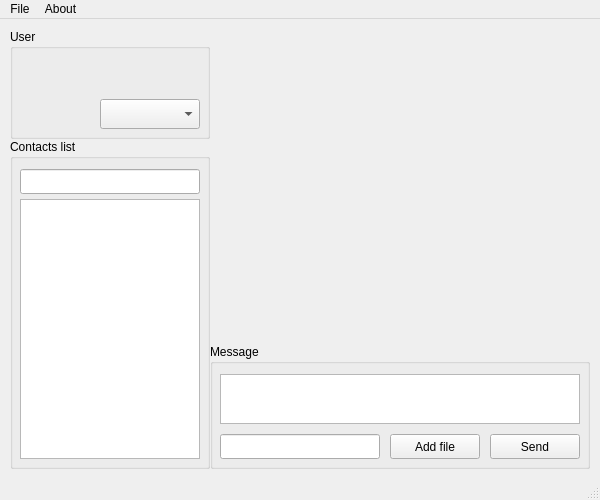
First picture: the form in Client/mainwindow.ui, repository SviatoslavBoichuk/PM_Client, before the edit.
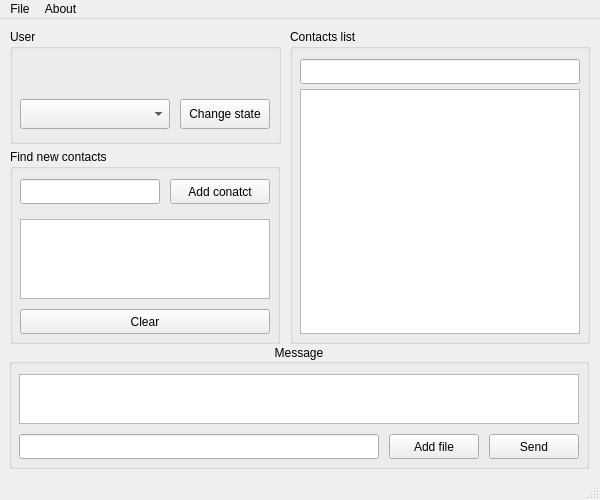
Second picture: the form after the edit.

Diff of the .ui file:
```diff
--- a/Client/mainwindow.ui
+++ b/Client/mainwindow.ui
@@ -17,10 +17,10 @@
    <widget class="QGroupBox" name="groupBox">
     <property name="geometry">
      <rect>
-      <x>10</x>
-      <y>120</y>
-      <width>200</width>
-      <height>330</height>
+      <x>290</x>
+      <y>10</y>
+      <width>300</width>
+      <height>315</height>
      </rect>
     </property>
     <property name="title">
@@ -31,7 +31,7 @@
       <rect>
        <x>10</x>
        <y>30</y>
-       <width>180</width>
+       <width>280</width>
        <height>25</height>
       </rect>
      </property>
@@ -41,8 +41,8 @@
       <rect>
        <x>10</x>
        <y>60</y>
-       <width>180</width>
-       <height>260</height>
+       <width>280</width>
+       <height>245</height>
       </rect>
      </property>
     </widget>
@@ -50,21 +50,24 @@
    <widget class="QGroupBox" name="groupBox_2">
     <property name="geometry">
      <rect>
-      <x>210</x>
+      <x>9</x>
       <y>325</y>
-      <width>380</width>
+      <width>580</width>
       <height>125</height>
      </rect>
     </property>
     <property name="title">
      <string>Message</string>
     </property>
+    <property name="alignment">
+     <set>Qt::AlignCenter</set>
+    </property>
     <widget class="QLineEdit" name="message_line">
      <property name="geometry">
       <rect>
        <x>10</x>
        <y>90</y>
-       <width>160</width>
+       <width>360</width>
        <height>25</height>
       </rect>
      </property>
@@ -72,7 +75,7 @@
     <widget class="QPushButton" name="send_button">
      <property name="geometry">
       <rect>
-       <x>280</x>
+       <x>480</x>
        <y>90</y>
        <width>90</width>
        <height>25</height>
@@ -85,7 +88,7 @@
     <widget class="QPushButton" name="attach_file_button">
      <property name="geometry">
       <rect>
-       <x>180</x>
+       <x>380</x>
        <y>90</y>
        <width>90</width>
        <height>25</height>
@@ -95,12 +98,12 @@
       <string>Add file</string>
      </property>
     </widget>
-    <widget class="QListView" name="listView_2">
+    <widget class="QListWidget" name="disp_msg">
      <property name="geometry">
       <rect>
        <x>10</x>
        <y>30</y>
-       <width>360</width>
+       <width>560</width>
        <height>50</height>
       </rect>
      </property>
@@ -111,32 +114,19 @@
      <rect>
       <x>10</x>
       <y>10</y>
-      <width>200</width>
-      <height>110</height>
+      <width>271</width>
+      <height>115</height>
      </rect>
     </property>
     <property name="title">
      <string>User</string>
     </property>
-    <widget class="QLabel" name="userIcon">
-     <property name="geometry">
-      <rect>
-       <x>10</x>
-       <y>30</y>
-       <width>60</width>
-       <height>65</height>
-      </rect>
-     </property>
-     <property name="text">
-      <string>  &lt;icon&gt;</string>
-     </property>
-    </widget>
     <widget class="QLabel" name="userName">
      <property name="geometry">
       <rect>
-       <x>90</x>
+       <x>10</x>
        <y>30</y>
-       <width>100</width>
+       <width>160</width>
        <height>30</height>
       </rect>
      </property>
@@ -147,11 +137,83 @@
     <widget class="QComboBox" name="comboBox">
      <property name="geometry">
       <rect>
-       <x>90</x>
+       <x>10</x>
        <y>70</y>
+       <width>150</width>
+       <height>30</height>
+      </rect>
+     </property>
+    </widget>
+    <widget class="QPushButton" name="pushButton_2">
+     <property name="geometry">
+      <rect>
+       <x>170</x>
+       <y>70</y>
+       <width>90</width>
+       <height>30</height>
+      </rect>
+     </property>
+     <property name="text">
+      <string>Change state</string>
+     </property>
+    </widget>
+   </widget>
+   <widget class="QGroupBox" name="groupBox_4">
+    <property name="geometry">
+     <rect>
+      <x>10</x>
+      <y>130</y>
+      <width>270</width>
+      <height>195</height>
+     </rect>
+    </property>
+    <property name="title">
+     <string>Find new contacts</string>
+    </property>
+    <widget class="QLineEdit" name="lineEdit">
+     <property name="geometry">
+      <rect>
+       <x>10</x>
+       <y>30</y>
+       <width>140</width>
+       <height>25</height>
+      </rect>
+     </property>
+    </widget>
+    <widget class="QPushButton" name="search_new_button">
+     <property name="geometry">
+      <rect>
+       <x>160</x>
+       <y>30</y>
        <width>100</width>
-       <height>30</height>
+       <height>25</height>
       </rect>
+     </property>
+     <property name="text">
+      <string>Add conatct</string>
+     </property>
+    </widget>
+    <widget class="QListWidget" name="newContacts">
+     <property name="geometry">
+      <rect>
+       <x>10</x>
+       <y>70</y>
+       <width>250</width>
+       <height>80</height>
+      </rect>
+     </property>
+    </widget>
+    <widget class="QPushButton" name="pushButton">
+     <property name="geometry">
+      <rect>
+       <x>10</x>
+       <y>160</y>
+       <width>250</width>
+       <height>25</height>
+      </rect>
+     </property>
+     <property name="text">
+      <string>Clear</string>
      </property>
     </widget>
    </widget>
```
Left out of the diff: 8 changed lines with no effect on the pictures.
